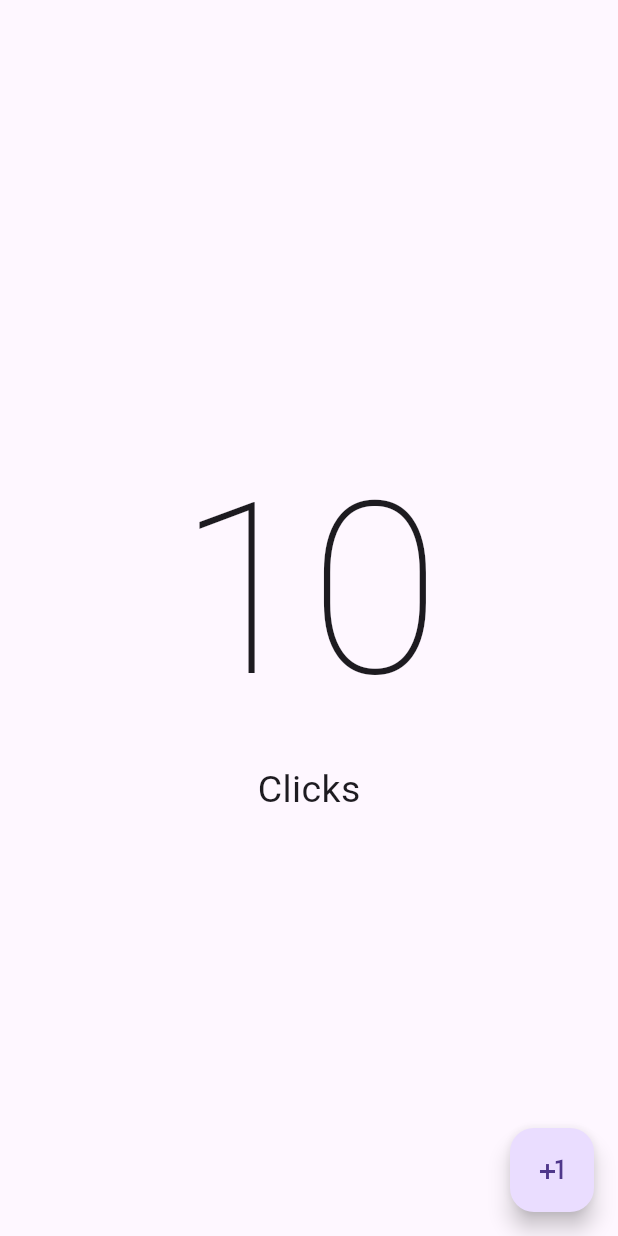
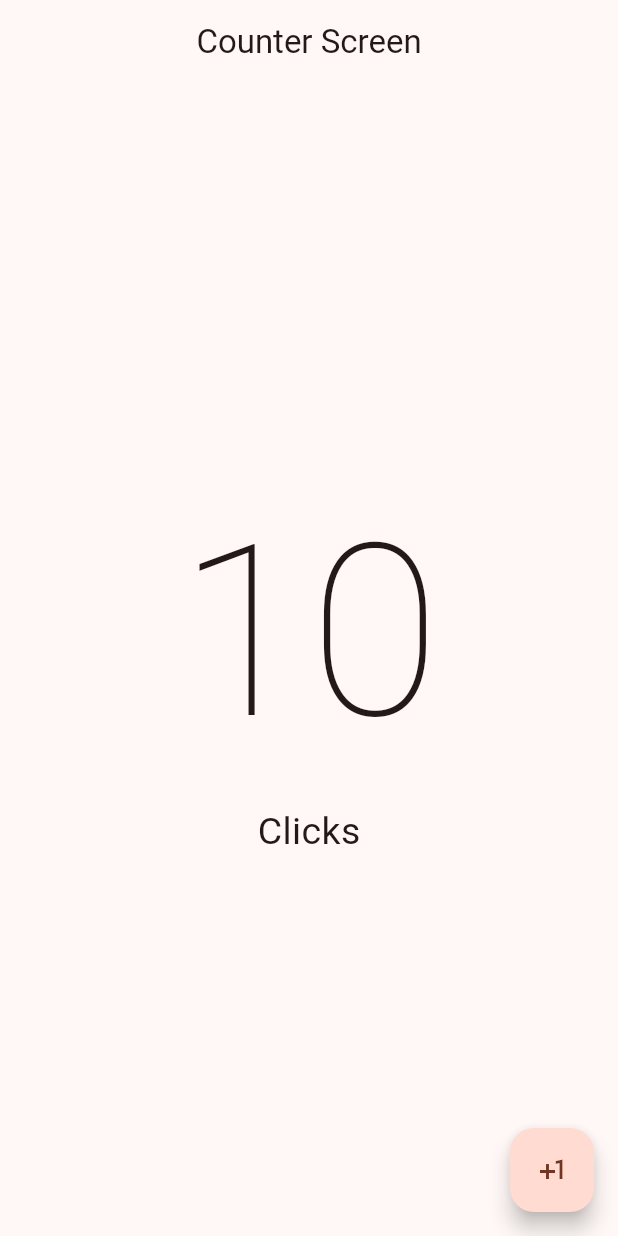
Before and after one commit to SergioNahin/Aplicacion_Conteo, a Flutter app: the screen it shows after launch, on a phone screen of 412 x 824 dp. Run offline on Flutter 3.47's test engine with Material 3 defaults, Android fonts, the phone set to English and light mode, and no system bars.

Commit message:
implemtacion_Material3_paleta_color

```diff
--- a/contador_app/lib/main.dart
+++ b/contador_app/lib/main.dart
@@ -10,9 +10,14 @@ class MyApp extends StatelessWidget {
 
   @override
   Widget build(BuildContext context) {
-    return const MaterialApp(
+    return MaterialApp(
       debugShowCheckedModeBanner: false,
-      home:CounterScreen()
+      theme: ThemeData(
+        useMaterial3: true,
+        colorSchemeSeed: Colors.deepOrange //color palette
+
+      ),
+      home:const CounterScreen()
     );
   }
 }
--- a/contador_app/lib/presentation/screen/Counters/counter_screen.dart
+++ b/contador_app/lib/presentation/screen/Counters/counter_screen.dart
@@ -6,6 +6,9 @@ class CounterScreen extends StatelessWidget {
   @override
   Widget build(BuildContext context) {
     return  Scaffold(
+      appBar: AppBar(
+        title: Center(child: const Text('Counter Screen')),
+      ),
       body: const Center(
         child: Column(
           mainAxisAlignment: MainAxisAlignment.center,
```
